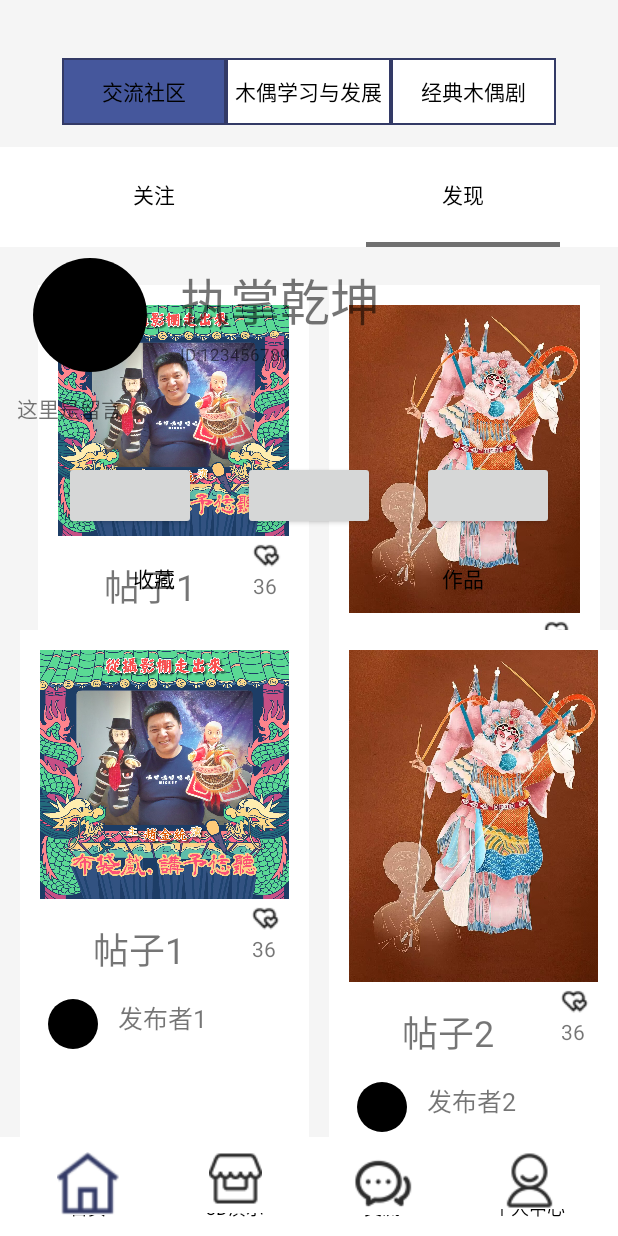
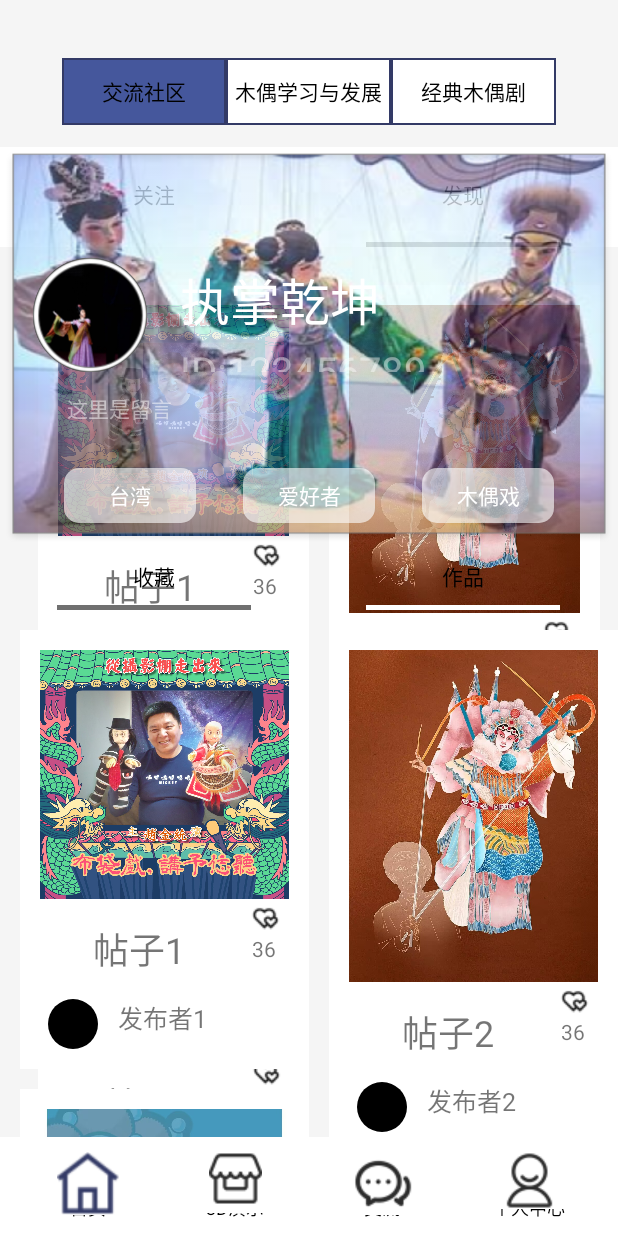
Before and after one commit to OuYuHuaXia/OuYuHuaXia-Android, an Android app: the fragment MineFrag placed in its activity, after a tap on "发现", on a phone screen of 412 x 824 dp. Run offline under Robolectric (Android 15) with nearby library versions, the phone set to English and light mode, and no system bars; Roboto replaces fonts that are not available here; 1 statement that could not run was skipped; 1 other tap on this screen came first.

Commit message:
mine界面视图完成，帖子刷新完成

```diff
--- a/app/build.gradle
+++ b/app/build.gradle
@@ -41,6 +41,7 @@ dependencies {
 
     implementation 'com.squareup.retrofit2:retrofit:2.9.0'
     implementation 'com.squareup.retrofit2:converter-gson:2.9.0'
+    implementation "androidx.swiperefreshlayout:swiperefreshlayout:1.0.0"
 
     implementation 'androidx.appcompat:appcompat:1.4.1'
     implementation 'com.google.android.material:material:1.5.0'
--- a/app/src/main/java/android/bignerdranch/ouyuhuaxia/Lobby/Cmnc/CmncFrag.java
+++ b/app/src/main/java/android/bignerdranch/ouyuhuaxia/Lobby/Cmnc/CmncFrag.java
@@ -14,6 +14,8 @@ import androidx.annotation.NonNull;
 import androidx.annotation.Nullable;
 import androidx.recyclerview.widget.GridLayoutManager;
 import androidx.recyclerview.widget.RecyclerView;
+import androidx.recyclerview.widget.StaggeredGridLayoutManager;
+import androidx.swiperefreshlayout.widget.SwipeRefreshLayout;
 
 import java.util.List;
 
@@ -23,7 +25,11 @@ public class CmncFrag extends BaseFrag {
     private RecyclerView mRecyclerView;
     private PostsAdapter mAdapter;
 
+    private SwipeRefreshLayout mSwipeRefreshLayout;
+
     private List<Posts> mList;
+
+    private int i;
 
     @Nullable
     @Override
@@ -33,7 +39,18 @@ public class CmncFrag extends BaseFrag {
         mSearchBtn=(SquareButton) view.findViewById(R.id.search_btn);
 
         mRecyclerView=(RecyclerView) view.findViewById(R.id.cmnc_recyclerview);
-        mRecyclerView.setLayoutManager(new GridLayoutManager(getActivity(),2));
+        mRecyclerView.setLayoutManager(new StaggeredGridLayoutManager(2, StaggeredGridLayoutManager.VERTICAL));
+
+        mSwipeRefreshLayout=view.findViewById(R.id.refresh);
+        mSwipeRefreshLayout.setEnabled(true);
+        mSwipeRefreshLayout.setRefreshing(false);
+
+        mSwipeRefreshLayout.setOnRefreshListener(new SwipeRefreshLayout.OnRefreshListener() {
+            @Override
+            public void onRefresh() {
+                reFreshAdapter();
+            }
+        });
 
         setAdapterAbout();
 
@@ -45,4 +62,11 @@ public class CmncFrag extends BaseFrag {
         mAdapter=new PostsAdapter(mList,getActivity());
         mRecyclerView.setAdapter(mAdapter);
     }
+
+    public void reFreshAdapter(){
+        i=(int)(System.currentTimeMillis()%38);
+        mAdapter.setI(i);
+        mAdapter.notifyDataSetChanged();
+        mSwipeRefreshLayout.setRefreshing(false);
+    }
 }
--- a/app/src/main/java/android/bignerdranch/ouyuhuaxia/Lobby/Home/Frags/Frag1.java
+++ b/app/src/main/java/android/bignerdranch/ouyuhuaxia/Lobby/Home/Frags/Frag1.java
@@ -15,6 +15,7 @@ import androidx.fragment.app.Fragment;
 import androidx.recyclerview.widget.GridLayoutManager;
 import androidx.recyclerview.widget.RecyclerView;
 import androidx.recyclerview.widget.StaggeredGridLayoutManager;
+import androidx.swiperefreshlayout.widget.SwipeRefreshLayout;
 
 import java.util.List;
 
@@ -24,6 +25,7 @@ public class Frag1 extends Fragment {
 
     private RecyclerView mRecyclerview;
     private PostsAdapter mAdapter;
+    private SwipeRefreshLayout mSwipeRefreshLayout;
 
     private RadioButton FollowViewBtn;
     private RadioButton FindViewBtn;
@@ -35,6 +37,17 @@ public class Frag1 extends Fragment {
 
         mRecyclerview=view.findViewById(R.id.home_choose1_rec);
         mRecyclerview.setLayoutManager(new StaggeredGridLayoutManager(2, StaggeredGridLayoutManager.VERTICAL));
+
+        mSwipeRefreshLayout=view.findViewById(R.id.refresh);
+        mSwipeRefreshLayout.setEnabled(true);
+        mSwipeRefreshLayout.setRefreshing(false);
+
+        mSwipeRefreshLayout.setOnRefreshListener(new SwipeRefreshLayout.OnRefreshListener() {
+            @Override
+            public void onRefresh() {
+                reFreshAdapter();
+            }
+        });
 
         FollowViewBtn=view.findViewById(R.id.home_follow);
         FollowViewBtn.setOnClickListener(new View.OnClickListener() {
@@ -54,8 +67,6 @@ public class Frag1 extends Fragment {
 
         setAdapterAbout();
 
-
-
         return view;
     }
 
@@ -66,8 +77,9 @@ public class Frag1 extends Fragment {
     }
 
     public void reFreshAdapter(){
-        i=i=(int)(System.currentTimeMillis()%38);
+        i=(int)(System.currentTimeMillis()%38);
         mAdapter.setI(i);
         mAdapter.notifyDataSetChanged();
+        mSwipeRefreshLayout.setRefreshing(false);
     }
 }
--- a/app/src/main/java/android/bignerdranch/ouyuhuaxia/Lobby/Mine/MineFrag.java
+++ b/app/src/main/java/android/bignerdranch/ouyuhuaxia/Lobby/Mine/MineFrag.java
@@ -12,17 +12,21 @@ import android.widget.RadioGroup;
 
 import androidx.annotation.NonNull;
 import androidx.annotation.Nullable;
+import androidx.constraintlayout.widget.ConstraintLayout;
 import androidx.recyclerview.widget.GridLayoutManager;
 import androidx.recyclerview.widget.RecyclerView;
+import androidx.recyclerview.widget.StaggeredGridLayoutManager;
 
 import java.util.List;
 
 public class MineFrag extends BaseFrag {
 
-    RecyclerView mRecyclerview;
-    RadioGroup mRadioGroup;
+    private RecyclerView mRecyclerview;
+    private RadioGroup mRadioGroup;
 
-    PostsAdapter mAdapter;
+    private PostsAdapter mAdapter;
+
+    private ConstraintLayout mMineBackgroundLayout;
 
     private int index=1;
 
@@ -30,6 +34,9 @@ public class MineFrag extends BaseFrag {
     @Override
     public View onCreateView(@NonNull LayoutInflater inflater, @Nullable ViewGroup container, @Nullable Bundle savedInstanceState) {
         View view=inflater.inflate(R.layout.lobby_mine_frag,container,false);
+
+        mMineBackgroundLayout=view.findViewById(R.id.mine_background);
+        mMineBackgroundLayout.getBackground().setAlpha(200);
 
         mRadioGroup=view.findViewById(R.id.mine_choose);
         mRadioGroup.setOnCheckedChangeListener(new RadioGroup.OnCheckedChangeListener() {
@@ -39,12 +46,12 @@ public class MineFrag extends BaseFrag {
                     case R.id.mine_favorites:index=1;break;
                     case R.id.mine_works:index=2;break;
                 }
-                setAdapterAbout();
+                reFreshAdapter();
             }
         });
 
         mRecyclerview=view.findViewById(R.id.mine_recyclerview);
-        mRecyclerview.setLayoutManager(new GridLayoutManager(getActivity(),2));
+        mRecyclerview.setLayoutManager(new StaggeredGridLayoutManager(2, StaggeredGridLayoutManager.VERTICAL));
 
         setAdapterAbout();
 
@@ -57,4 +64,8 @@ public class MineFrag extends BaseFrag {
         mAdapter=new PostsAdapter(mList,getActivity());
         mRecyclerview.setAdapter(mAdapter);
     }
+
+    public void reFreshAdapter(){
+        mAdapter.notifyDataSetChanged();
+    }
 }
--- /dev/null
+++ b/app/src/main/res/drawable/shape_mine_background.xml
@@ -0,0 +1,4 @@
+<?xml version="1.0" encoding="utf-8"?>
+<selector xmlns:android="http://schemas.android.com/apk/res/android">
+
+</selector>
--- /dev/null
+++ b/app/src/main/res/drawable/shape_mine_label.xml
@@ -0,0 +1,6 @@
+<?xml version="1.0" encoding="utf-8"?>
+<shape xmlns:android="http://schemas.android.com/apk/res/android"
+    android:shape="rectangle">
+    <corners android:radius="10dp"/>
+    <solid android:color="#9CFFFFFF"/>
+</shape>
--- a/app/src/main/res/layout/home_frag1.xml
+++ b/app/src/main/res/layout/home_frag1.xml
@@ -36,11 +36,18 @@
 
     </RadioGroup>
 
-    <androidx.recyclerview.widget.RecyclerView
-        android:id="@+id/home_choose1_rec"
+    <androidx.swiperefreshlayout.widget.SwipeRefreshLayout
+        android:id="@+id/refresh"
         android:layout_width="match_parent"
         android:layout_height="0dp"
-        android:layout_weight="9"
-        android:padding="12dp"/>
+        android:layout_weight="9">
+
+        <androidx.recyclerview.widget.RecyclerView
+            android:id="@+id/home_choose1_rec"
+            android:layout_width="match_parent"
+            android:layout_height="match_parent"
+            android:padding="12dp"/>
+
+    </androidx.swiperefreshlayout.widget.SwipeRefreshLayout>
 
 </LinearLayout>
--- a/app/src/main/res/layout/lobby_cmnc_frag.xml
+++ b/app/src/main/res/layout/lobby_cmnc_frag.xml
@@ -42,10 +42,18 @@
 
     </LinearLayout>
 
-    <androidx.recyclerview.widget.RecyclerView
-        android:id="@+id/cmnc_recyclerview"
+    <androidx.swiperefreshlayout.widget.SwipeRefreshLayout
+        android:id="@+id/refresh"
         android:layout_width="match_parent"
         android:layout_height="0dp"
-        android:layout_weight="7"/>
+        android:layout_weight="7">
+
+        <androidx.recyclerview.widget.RecyclerView
+            android:id="@+id/cmnc_recyclerview"
+            android:layout_width="match_parent"
+            android:layout_height="match_parent"
+            android:padding="12dp"/>
+
+    </androidx.swiperefreshlayout.widget.SwipeRefreshLayout>
 
 </LinearLayout>
--- a/app/src/main/res/layout/lobby_mine_frag.xml
+++ b/app/src/main/res/layout/lobby_mine_frag.xml
@@ -6,9 +6,11 @@
     android:orientation="vertical">
 
     <androidx.constraintlayout.widget.ConstraintLayout
+        android:id="@+id/mine_background"
         android:layout_width="match_parent"
         android:layout_height="0dp"
-        android:layout_weight="0.4">
+        android:layout_weight="0.4"
+        android:background="@drawable/mine_background">
 
         <LinearLayout
             android:id="@+id/mine_info"
@@ -26,10 +28,12 @@
                 android:layout_width="match_parent"
                 android:layout_height="match_parent"
                 android:background="@drawable/shape_circle"
-                android:layout_marginStart="20dp"/>
+                android:layout_marginStart="20dp"
+                android:src="@drawable/headshot"
+                android:scaleType="centerCrop"/>
 
             <LinearLayout
-                android:layout_width="wrap_content"
+                android:layout_width="match_parent"
                 android:layout_height="match_parent"
                 android:orientation="vertical"
                 android:layout_marginStart="10pt">
@@ -38,17 +42,23 @@
                     android:layout_width="match_parent"
                     android:layout_height="0dp"
                     android:layout_weight="3"
-                    android:textSize="15pt"
+                    android:textSize="50px"
                     android:text="执掌乾坤"
-                    android:gravity="center"/>
+                    android:textColor="@color/white"
+                    android:gravity="start|center"/>
+
                 <TextView
                     android:layout_width="match_parent"
                     android:layout_height="0dp"
                     android:layout_weight="1"
                     android:text="ID:123456789"
-                    android:textSize="5pt"/>
+                    android:alpha="0.43"
+                    android:textColor="@color/white"
+                    android:textSize="40px" />
 
             </LinearLayout>
+
+
 
         </LinearLayout>
 
@@ -66,7 +76,10 @@
                 android:layout_width="match_parent"
                 android:layout_height="0dp"
                 android:layout_weight="1"
-                android:text="这里是留言"/>
+                android:paddingStart="50px"
+                android:text="这里是留言"
+                android:textColor="@color/white"
+                android:alpha="0.5"/>
 
             <androidx.constraintlayout.widget.ConstraintLayout
                 android:layout_width="match_parent"
@@ -75,27 +88,42 @@
 
                 <Button
                     android:id="@+id/view1"
+                    app:layout_constraintTop_toTopOf="parent"
                     app:layout_constraintStart_toStartOf="parent"
                     app:layout_constraintBottom_toBottomOf="parent"
                     app:layout_constraintEnd_toStartOf="@+id/view2"
                     android:layout_width="wrap_content"
-                    android:layout_height="wrap_content"/>
+                    android:layout_height="0dp"
+                    app:layout_constraintHeight_percent="0.8"
+                    android:background="@drawable/shape_mine_label"
+                    android:text="台湾"
+                    android:textColor="@color/white"/>
 
                 <Button
                     android:id="@+id/view2"
+                    app:layout_constraintTop_toTopOf="parent"
                     app:layout_constraintStart_toEndOf="@+id/view1"
                     app:layout_constraintBottom_toBottomOf="parent"
                     app:layout_constraintEnd_toStartOf="@+id/view3"
                     android:layout_width="wrap_content"
-                    android:layout_height="wrap_content"/>
+                    android:layout_height="0dp"
+                    app:layout_constraintHeight_percent="0.8"
+                    android:background="@drawable/shape_mine_label"
+                    android:text="爱好者"
+                    android:textColor="@color/white"/>
 
                 <Button
                     android:id="@+id/view3"
+                    app:layout_constraintTop_toTopOf="parent"
                     app:layout_constraintStart_toEndOf="@+id/view2"
                     app:layout_constraintEnd_toEndOf="parent"
                     app:layout_constraintBottom_toBottomOf="parent"
                     android:layout_width="wrap_content"
-                    android:layout_height="wrap_content"/>
+                    android:layout_height="0dp"
+                    app:layout_constraintHeight_percent="0.8"
+                    android:background="@drawable/shape_mine_label"
+                    android:text="木偶戏"
+                    android:textColor="@color/white"/>
 
             </androidx.constraintlayout.widget.ConstraintLayout>
 
@@ -123,6 +151,8 @@
                 android:layout_height="match_parent"
                 android:layout_weight="1"
                 android:button="@null"
+                android:drawableBottom="@drawable/selector_home_frag1"
+                android:checked="true"
                 android:gravity="center"
                 android:text="收藏"/>
 
@@ -132,6 +162,7 @@
                 android:layout_height="match_parent"
                 android:layout_weight="1"
                 android:button="@null"
+                android:drawableBottom="@drawable/selector_home_frag1"
                 android:gravity="center"
                 android:text="作品"/>
 
```
Also changed, not shown: app/src/main/res/drawable/headshot.png (added), app/src/main/res/drawable/mine_background.png (added).
